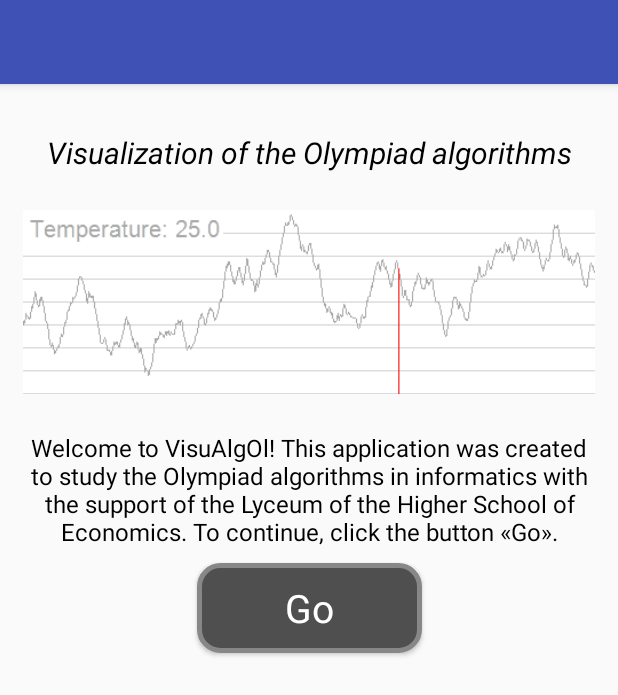
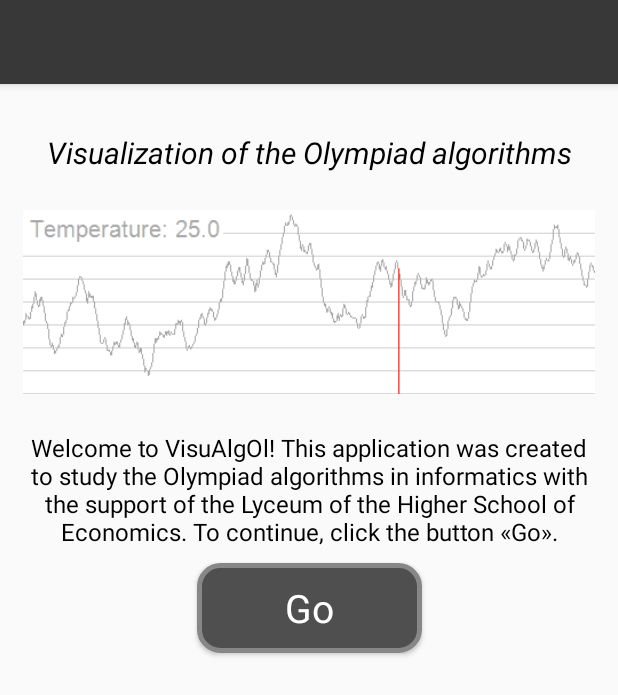
Before and after one commit to NikitaChampion/visualgol-android, an Android app: the screen it shows after launch (MainActivity), on a phone screen of 412 x 824 dp. Shown: the top 695 px of the screen. Run offline under Robolectric (Android 15) with nearby library versions, the phone set to English and light mode, and no system bars.

Commit message:
Немного изменён интерфейс приложения
Немного изменён интерфейс приложения

```diff
--- a/Myapp/VisuAlgOl/app/src/main/res/values/colors.xml
+++ b/Myapp/VisuAlgOl/app/src/main/res/values/colors.xml
@@ -1,6 +1,6 @@
 <?xml version="1.0" encoding="utf-8"?>
 <resources>
-    <color name="colorPrimary">#3F51B5</color>
-    <color name="colorPrimaryDark">#303F9F</color>
+    <color name="colorPrimary">#383838</color>
+    <color name="colorPrimaryDark">#505050</color>
     <color name="colorAccent">#FF4081</color>
 </resources>
```
